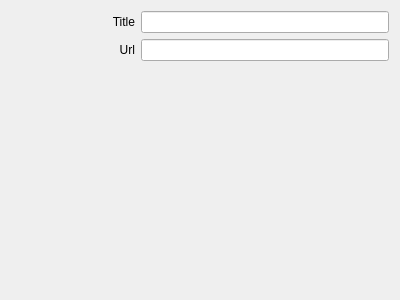
Before: the Qt Designer form sources/webpage/webpagesettings.ui in arcan1s/quadro-plugins, drawn with Qt 5.
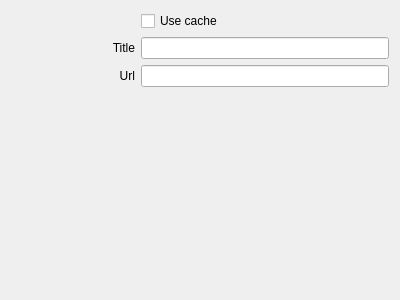
After: the same form once the commit is applied.

Commit message: add translation for webpage, add option to skip cache using, change cache name generation

Diff of the .ui file:
```diff
--- a/sources/webpage/webpagesettings.ui
+++ b/sources/webpage/webpagesettings.ui
@@ -11,6 +11,33 @@
    </rect>
   </property>
   <layout class="QVBoxLayout" name="verticalLayout_2">
+   <item>
+    <layout class="QHBoxLayout" name="layout_cache">
+     <item>
+      <widget class="QLabel" name="label_cache">
+       <property name="sizePolicy">
+        <sizepolicy hsizetype="Preferred" vsizetype="Preferred">
+         <horstretch>1</horstretch>
+         <verstretch>0</verstretch>
+        </sizepolicy>
+       </property>
+      </widget>
+     </item>
+     <item>
+      <widget class="QCheckBox" name="checkBox_cache">
+       <property name="sizePolicy">
+        <sizepolicy hsizetype="Minimum" vsizetype="Fixed">
+         <horstretch>2</horstretch>
+         <verstretch>0</verstretch>
+        </sizepolicy>
+       </property>
+       <property name="text">
+        <string>Use cache</string>
+       </property>
+      </widget>
+     </item>
+    </layout>
+   </item>
    <item>
     <layout class="QHBoxLayout" name="layout_title">
      <item>
```
The commit also changes 5 other files.
